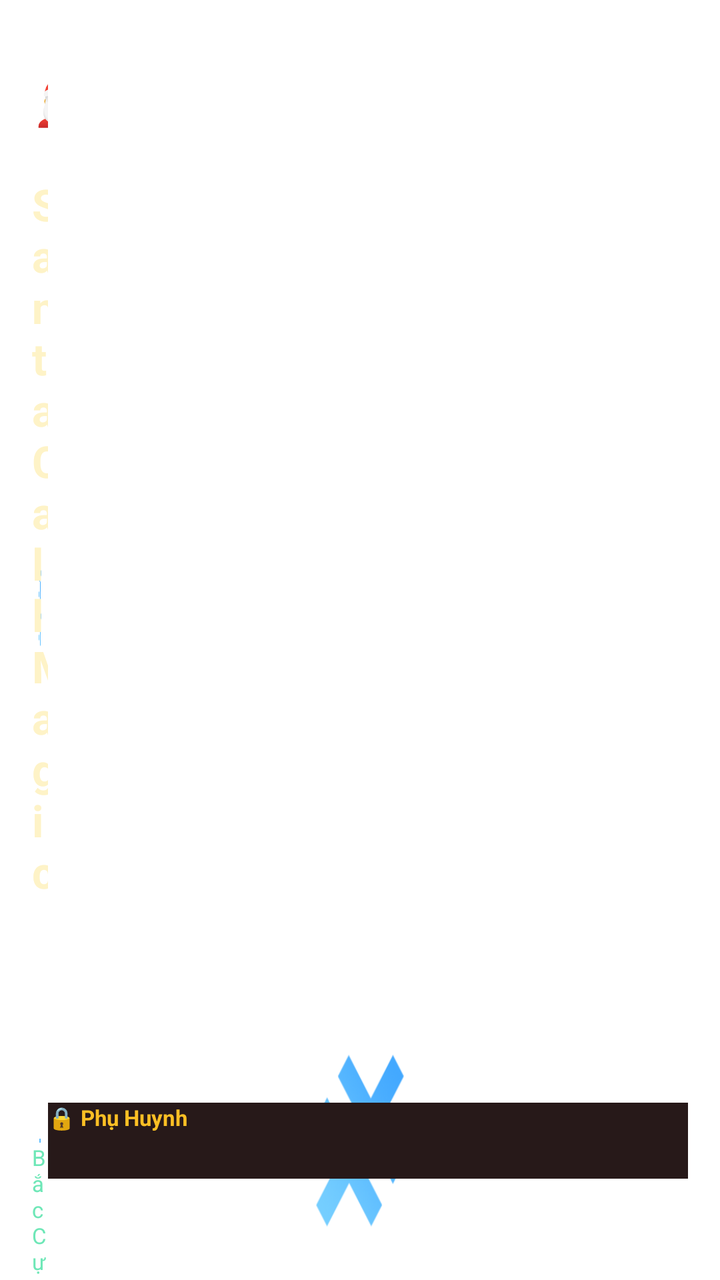
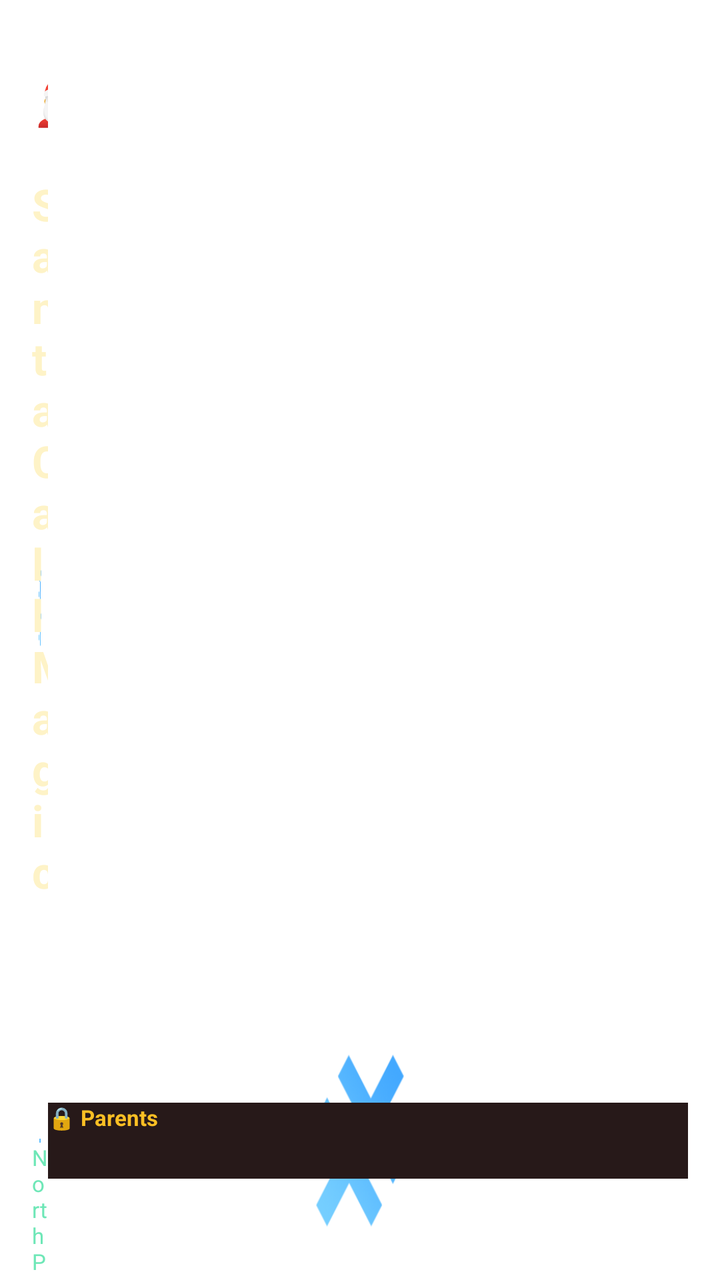

Two renders of the same Android screen: before a commit and after it. Below are the layout's source before the change and the commit's diff.
<!-- AndroidManifest.xml: activity theme AppTheme.NoActionBarLaunch -->
<!-- res/layout/activity_main.xml -->
<?xml version="1.0" encoding="utf-8"?>
<ScrollView xmlns:android="http://schemas.android.com/apk/res/android"
    android:layout_width="match_parent"
    android:layout_height="match_parent"
    android:background="#0A0708"
    android:fillViewport="true">

    <LinearLayout
        android:layout_width="match_parent"
        android:layout_height="wrap_content"
        android:orientation="vertical"
        android:paddingStart="16dp"
        android:paddingEnd="16dp"
        android:paddingTop="36dp"
        android:paddingBottom="40dp">

        
        <LinearLayout
            android:layout_width="match_parent"
            android:layout_height="wrap_content"
            android:orientation="horizontal"
            android:gravity="center_vertical">

            <LinearLayout
                android:layout_width="0dp"
                android:layout_height="wrap_content"
                android:layout_weight="1"
                android:orientation="vertical">

                <TextView
                    android:layout_width="wrap_content"
                    android:layout_height="wrap_content"
                    android:text="🎅 SantaCall Magic"
                    android:textColor="#FEF3C7"
                    android:textSize="22sp"
                    android:textStyle="bold" />

                <TextView
                    android:id="@+id/tvNorthPoleStatus"
                    android:layout_width="wrap_content"
                    android:layout_height="wrap_content"
                    android:layout_marginTop="2dp"
                    android:text="Bắc Cực: -18°C • Tuyết rơi nhẹ"
                    android:textColor="#6EE7B7"
                    android:textSize="11sp" />
            </LinearLayout>

            
            <Button
                android:id="@+id/btnParentSettings"
                android:layout_width="wrap_content"
                android:layout_height="38dp"
                android:backgroundTint="#271919"
                android:text="🔒 Phụ Huynh"
                android:textColor="#FBBF24"
                android:textSize="11sp"
                android:textStyle="bold" />
        </LinearLayout>

        
        <LinearLayout
            android:id="@+id/layoutScheduledBanner"
            android:layout_width="match_parent"
            android:layout_height="wrap_content"
            android:layout_marginTop="12dp"
            android:background="#DC2626"
            android:orientation="horizontal"
            android:gravity="center_vertical"
            android:padding="10dp"
            android:visibility="gone">

            <TextView
                android:id="@+id/tvScheduledCountdown"
                android:layout_width="0dp"
                android:layout_height="wrap_content"
                android:layout_weight="1"
                android:text="🎅 Santa đang chuẩn bị gọi... Chuông sẽ reo sau 10s!"
                android:textColor="#FFFFFF"
                android:textSize="12sp"
                android:textStyle="bold" />

            <Button
                android:id="@+id/btnCancelScheduled"
                android:layout_width="wrap_content"
                android:layout_height="32dp"
                android:backgroundTint="#000000"
                android:text="Hủy"
                android:textColor="#FFFFFF"
                android:textSize="10sp" />
        </LinearLayout>

        
        <LinearLayout
            android:layout_width="match_parent"
            android:layout_height="wrap_content"
            android:layout_marginTop="16dp"
            android:background="#1C1414"
            android:orientation="vertical"
            android:padding="16dp">

            <LinearLayout
                android:layout_width="match_parent"
                android:layout_height="wrap_content"
                android:orientation="horizontal"
                android:gravity="center_vertical">

                <ImageView
                    android:layout_width="56dp"
                    android:layout_height="56dp"
                    android:src="@drawable/splash"
                    android:scaleType="centerCrop" />

                <LinearLayout
                    android:layout_width="0dp"
                    android:layout_height="wrap_content"
                    android:layout_weight="1"
                    android:layout_marginStart="14dp"
                    android:orientation="vertical">

                    <TextView
                        android:id="@+id/tvHeroGreeting"
                        android:layout_width="wrap_content"
                        android:layout_height="wrap_content"
                        android:text="Chào Bé Yêu! 🎅"
                        android:textColor="#FEF3C7"
                        android:textSize="18sp"
                        android:textStyle="bold" />

                    <TextView
                        android:id="@+id/tvHeroSub"
                        android:layout_width="wrap_content"
                        android:layout_height="wrap_content"
                        android:layout_marginTop="2dp"
                        android:text="Ông già Noel đang rất muốn gọi điện cho bé!"
                        android:textColor="#D1D5DB"
                        android:textSize="12sp" />
                </LinearLayout>
            </LinearLayout>

            <TextView
                android:id="@+id/tvNiceListBadge"
                android:layout_width="match_parent"
                android:layout_height="wrap_content"
                android:layout_marginTop="12dp"
                android:background="#064E3B"
                android:padding="8dp"
                android:text="⭐ Tên bé: DANH SÁCH BÉ NGOAN XUẤT SẮC"
                android:textColor="#6EE7B7"
                android:textSize="11sp"
                android:textStyle="bold"
                android:gravity="center" />
        </LinearLayout>

        
        <TextView
            android:layout_width="wrap_content"
            android:layout_height="wrap_content"
            android:layout_marginTop="20dp"
            android:layout_marginBottom="10dp"
            android:text="KẾT NỐI VỚI ÔNG GIÀ NOEL"
            android:textColor="#FBBF24"
            android:textSize="12sp"
            android:textStyle="bold"
            android:letterSpacing="0.05" />

        
        <LinearLayout
            android:layout_width="match_parent"
            android:layout_height="wrap_content"
            android:orientation="horizontal"
            android:weightSum="2"
            android:layout_marginBottom="10dp">

            
            <Button
                android:id="@+id/btnMainVideoCall"
                android:layout_width="0dp"
                android:layout_height="64dp"
                android:layout_weight="1"
                android:layout_marginEnd="6dp"
                android:backgroundTint="#DC2626"
                android:text="📹 Video Call\nFaceTime HD"
                android:textColor="#FFFFFF"
                android:textSize="13sp"
                android:textStyle="bold" />

            
            <Button
                android:id="@+id/btnMainVoiceCall"
                android:layout_width="0dp"
                android:layout_height="64dp"
                android:layout_weight="1"
                android:layout_marginStart="6dp"
                android:backgroundTint="#059669"
                android:text="📞 Gọi Thoại\nGọi - Thưa Đa Lượt"
                android:textColor="#FFFFFF"
                android:textSize="13sp"
                android:textStyle="bold" />
        </LinearLayout>

        <LinearLayout
            android:layout_width="match_parent"
            android:layout_height="wrap_content"
            android:orientation="horizontal"
            android:weightSum="2">

            
            <Button
                android:id="@+id/btnMainVoicemail"
                android:layout_width="0dp"
                android:layout_height="56dp"
                android:layout_weight="1"
                android:layout_marginEnd="6dp"
                android:backgroundTint="#271919"
                android:text="🎙️ Hộp Thư Thoại"
                android:textColor="#FEF3C7"
                android:textSize="12sp"
                android:textStyle="bold" />

            
            <Button
                android:id="@+id/btnMainChat"
                android:layout_width="0dp"
                android:layout_height="56dp"
                android:layout_weight="1"
                android:layout_marginStart="6dp"
                android:backgroundTint="#271919"
                android:text="💬 Nhắn Tin Santa"
                android:textColor="#FEF3C7"
                android:textSize="12sp"
                android:textStyle="bold" />
        </LinearLayout>

        
        <Button
            android:id="@+id/btnMainVideoMessages"
            android:layout_width="match_parent"
            android:layout_height="56dp"
            android:layout_marginTop="10dp"
            android:backgroundTint="#271919"
            android:text="🎬 Video Lời Nhắn Từ Santa (Sinh Nhật, Sổ Ngoan...)"
            android:textColor="#FBBF24"
            android:textSize="12sp"
            android:textStyle="bold" />

        
        <TextView
            android:layout_width="wrap_content"
            android:layout_height="wrap_content"
            android:layout_marginTop="24dp"
            android:layout_marginBottom="8dp"
            android:text="KỊCH BẢN CUỘC GỌI ĐẶC BIỆT"
            android:textColor="#FBBF24"
            android:textSize="12sp"
            android:textStyle="bold"
            android:letterSpacing="0.05" />

        
        <LinearLayout
            android:id="@+id/itemScenarioBirthday"
            android:layout_width="match_parent"
            android:layout_height="wrap_content"
            android:layout_marginBottom="8dp"
            android:background="#1E1919"
            android:orientation="horizontal"
            android:gravity="center_vertical"
            android:padding="14dp">

            <TextView
                android:layout_width="wrap_content"
                android:layout_height="wrap_content"
                android:text="🎂"
                android:textSize="24sp"
                android:layout_marginEnd="12dp" />

            <LinearLayout
                android:layout_width="0dp"
                android:layout_height="wrap_content"
                android:layout_weight="1"
                android:orientation="vertical">

                <TextView
                    android:layout_width="wrap_content"
                    android:layout_height="wrap_content"
                    android:text="Chúc Mừng Sinh Nhật Từ Bắc Cực"
                    android:textColor="#FEF3C7"
                    android:textSize="13sp"
                    android:textStyle="bold" />

                <TextView
                    android:layout_width="wrap_content"
                    android:layout_height="wrap_content"
                    android:text="Santa mở lịch và gửi lời chúc sinh nhật"
                    android:textColor="#9CA3AF"
                    android:textSize="11sp" />
            </LinearLayout>

            <Button
                android:id="@+id/btnTriggerBirthday"
                android:layout_width="wrap_content"
                android:layout_height="36dp"
                android:backgroundTint="#B45309"
                android:text="Gọi ngay"
                android:textColor="#FFFFFF"
                android:textSize="11sp" />
        </LinearLayout>

        
        <LinearLayout
            android:id="@+id/itemScenarioDiscipline"
            android:layout_width="match_parent"
            android:layout_height="wrap_content"
            android:layout_marginBottom="8dp"
            android:background="#1E1919"
            android:orientation="horizontal"
            android:gravity="center_vertical"
            android:padding="14dp">

            <TextView
                android:layout_width="wrap_content"
                android:layout_height="wrap_content"
                android:text="🌟"
                android:textSize="24sp"
                android:layout_marginEnd="12dp" />

            <LinearLayout
                android:layout_width="0dp"
                android:layout_height="wrap_content"
                android:layout_weight="1"
                android:orientation="vertical">

                <TextView
                    android:layout_width="wrap_content"
                    android:layout_height="wrap_content"
                    android:text="Nhắc Nhở Bé Ngoan &amp; Vâng Lời"
                    android:textColor="#FEF3C7"
                    android:textSize="13sp"
                    android:textStyle="bold" />

                <TextView
                    android:layout_width="wrap_content"
                    android:layout_height="wrap_content"
                    android:text="Santa khuyên bảo bé nghe lời bố mẹ để nhận quà"
                    android:textColor="#9CA3AF"
                    android:textSize="11sp" />
            </LinearLayout>

            <Button
                android:id="@+id/btnTriggerDiscipline"
                android:layout_width="wrap_content"
                android:layout_height="36dp"
                android:backgroundTint="#B45309"
                android:text="Gọi ngay"
                android:textColor="#FFFFFF"
                android:textSize="11sp" />
        </LinearLayout>

        
        <TextView
            android:layout_width="wrap_content"
            android:layout_height="wrap_content"
            android:layout_marginTop="20dp"
            android:layout_marginBottom="8dp"
            android:text="HẸN GIỜ ĐỔ CHUÔNG BẤT NGỜ CHO BÉ"
            android:textColor="#FBBF24"
            android:textSize="12sp"
            android:textStyle="bold"
            android:letterSpacing="0.05" />

        <LinearLayout
            android:layout_width="match_parent"
            android:layout_height="wrap_content"
            android:orientation="horizontal"
            android:weightSum="3">

            <Button
                android:id="@+id/btnSchedule10s"
                android:layout_width="0dp"
                android:layout_height="44dp"
                android:layout_weight="1"
                android:layout_marginEnd="4dp"
                android:backgroundTint="#374151"
                android:text="Sau 10 giây"
                android:textColor="#E5E7EB"
                android:textSize="11sp" />

            <Button
                android:id="@+id/btnSchedule30s"
                android:layout_width="0dp"
                android:layout_height="44dp"
                android:layout_weight="1"
                android:layout_marginStart="4dp"
                android:layout_marginEnd="4dp"
                android:backgroundTint="#374151"
                android:text="Sau 30 giây"
                android:textColor="#E5E7EB"
                android:textSize="11sp" />

            <Button
                android:id="@+id/btnSchedule1m"
                android:layout_width="0dp"
                android:layout_height="44dp"
                android:layout_weight="1"
                android:layout_marginStart="4dp"
                android:backgroundTint="#374151"
                android:text="Sau 1 phút"
                android:textColor="#E5E7EB"
                android:textSize="11sp" />
        </LinearLayout>

    </LinearLayout>

</ScrollView>
<!-- resources referenced by this layout -->
<resources>
  <!-- drawable splash: png bitmap (drawable, 4040 bytes) -->
  <style name="AppTheme.NoActionBarLaunch" parent="Theme.SplashScreen">
          <item name="android:background">@drawable/splash</item>
      </style>
</resources>

<!-- the commit's change to res/layout/activity_main.xml (unified diff, before → after) -->
@@ -40,7 +40,7 @@
                     android:layout_width="wrap_content"
                     android:layout_height="wrap_content"
                     android:layout_marginTop="2dp"
-                    android:text="Bắc Cực: -18°C • Tuyết rơi nhẹ"
+                    android:text="North Pole: -18°C • Light Snow ❄️"
                     android:textColor="#6EE7B7"
                     android:textSize="11sp" />
             </LinearLayout>
@@ -51,7 +51,7 @@
                 android:layout_width="wrap_content"
                 android:layout_height="38dp"
                 android:backgroundTint="#271919"
-                android:text="🔒 Phụ Huynh"
+                android:text="🔒 Parents"
                 android:textColor="#FBBF24"
                 android:textSize="11sp"
                 android:textStyle="bold" />
@@ -74,7 +74,7 @@
                 android:layout_width="0dp"
                 android:layout_height="wrap_content"
                 android:layout_weight="1"
-                android:text="🎅 Santa đang chuẩn bị gọi... Chuông sẽ reo sau 10s!"
+                android:text="🎅 Santa is preparing to call... Rings in 10s!"
                 android:textColor="#FFFFFF"
                 android:textSize="12sp"
                 android:textStyle="bold" />
@@ -84,7 +84,7 @@
                 android:layout_width="wrap_content"
                 android:layout_height="32dp"
                 android:backgroundTint="#000000"
-                android:text="Hủy"
+                android:text="Cancel"
                 android:textColor="#FFFFFF"
                 android:textSize="10sp" />
         </LinearLayout>
@@ -121,7 +121,7 @@
                         android:id="@+id/tvHeroGreeting"
                         android:layout_width="wrap_content"
                         android:layout_height="wrap_content"
-                        android:text="Chào Bé Yêu! 🎅"
+                        android:text="Hello Little Star! 🎅"
                         android:textColor="#FEF3C7"
                         android:textSize="18sp"
                         android:textStyle="bold" />
@@ -131,7 +131,7 @@
                         android:layout_width="wrap_content"
                         android:layout_height="wrap_content"
                         android:layout_marginTop="2dp"
-                        android:text="Ông già Noel đang rất muốn gọi điện cho bé!"
+                        android:text="Santa is eager to speak with you from the North Pole!"
                         android:textColor="#D1D5DB"
                         android:textSize="12sp" />
                 </LinearLayout>
@@ -144,7 +144,7 @@
                 android:layout_marginTop="12dp"
                 android:background="#064E3B"
                 android:padding="8dp"
-                android:text="⭐ Tên bé: DANH SÁCH BÉ NGOAN XUẤT SẮC"
+                android:text="⭐ CHILD STATUS: OFFICIAL NICE LIST"
                 android:textColor="#6EE7B7"
                 android:textSize="11sp"
                 android:textStyle="bold"
@@ -157,7 +157,7 @@
             android:layout_height="wrap_content"
             android:layout_marginTop="20dp"
             android:layout_marginBottom="10dp"
-            android:text="KẾT NỐI VỚI ÔNG GIÀ NOEL"
+            android:text="CONNECT WITH SANTA CLAUS"
             android:textColor="#FBBF24"
             android:textSize="12sp"
             android:textStyle="bold"
@@ -192,7 +192,7 @@
                 android:layout_weight="1"
                 android:layout_marginStart="6dp"
                 android:backgroundTint="#059669"
-                android:text="📞 Gọi Thoại\nGọi - Thưa Đa Lượt"
+                android:text="📞 Voice Call\n4-Turn Interactive"
                 android:textColor="#FFFFFF"
                 android:textSize="13sp"
                 android:textStyle="bold" />
@@ -212,7 +212,7 @@
                 android:layout_weight="1"
                 android:layout_marginEnd="6dp"
                 android:backgroundTint="#271919"
-                android:text="🎙️ Hộp Thư Thoại"
+                android:text="🎙️ Voicemail"
                 android:textColor="#FEF3C7"
                 android:textSize="12sp"
                 android:textStyle="bold" />
@@ -225,7 +225,7 @@
                 android:layout_weight="1"
                 android:layout_marginStart="6dp"
                 android:backgroundTint="#271919"
-                android:text="💬 Nhắn Tin Santa"
+                android:text="💬 Chat with Santa"
                 android:textColor="#FEF3C7"
                 android:textSize="12sp"
                 android:textStyle="bold" />
@@ -238,7 +238,7 @@
             android:layout_height="56dp"
             android:layout_marginTop="10dp"
             android:backgroundTint="#271919"
-            android:text="🎬 Video Lời Nhắn Từ Santa (Sinh Nhật, Sổ Ngoan...)"
+            android:text="🎬 Video Messages from Santa (Birthday, Nice List...)"
             android:textColor="#FBBF24"
             android:textSize="12sp"
             android:textStyle="bold" />
@@ -249,7 +249,7 @@
             android:layout_height="wrap_content"
             android:layout_marginTop="24dp"
             android:layout_marginBottom="8dp"
-            android:text="KỊCH BẢN CUỘC GỌI ĐẶC BIỆT"
+            android:text="SPECIAL CALL SCENARIOS"
             android:textColor="#FBBF24"
             android:textSize="12sp"
             android:textStyle="bold"
@@ -282,7 +282,7 @@
                 <TextView
                     android:layout_width="wrap_content"
                     android:layout_height="wrap_content"
-                    android:text="Chúc Mừng Sinh Nhật Từ Bắc Cực"
+                    android:text="Happy Birthday from North Pole"
                     android:textColor="#FEF3C7"
                     android:textSize="13sp"
                     android:textStyle="bold" />
@@ -290,7 +290,7 @@
                 <TextView
                     android:layout_width="wrap_content"
                     android:layout_height="wrap_content"
-                    android:text="Santa mở lịch và gửi lời chúc sinh nhật"
+                    android:text="Santa opens his calendar with birthday wishes"
                     android:textColor="#9CA3AF"
                     android:textSize="11sp" />
             </LinearLayout>
@@ -300,7 +300,7 @@
                 android:layout_width="wrap_content"
                 android:layout_height="36dp"
                 android:backgroundTint="#B45309"
-                android:text="Gọi ngay"
+                android:text="Call Now"
                 android:textColor="#FFFFFF"
                 android:textSize="11sp" />
         </LinearLayout>
@@ -332,7 +332,7 @@
                 <TextView
                     android:layout_width="wrap_content"
                     android:layout_height="wrap_content"
-                    android:text="Nhắc Nhở Bé Ngoan &amp; Vâng Lời"
+                    android:text="Good Behavior &amp; Listening"
                     android:textColor="#FEF3C7"
                     android:textSize="13sp"
                     android:textStyle="bold" />
@@ -340,7 +340,7 @@
                 <TextView
                     android:layout_width="wrap_content"
                     android:layout_height="wrap_content"
-                    android:text="Santa khuyên bảo bé nghe lời bố mẹ để nhận quà"
+                    android:text="Santa encourages good habits to earn gifts"
                     android:textColor="#9CA3AF"
                     android:textSize="11sp" />
             </LinearLayout>
@@ -350,7 +350,7 @@
                 android:layout_width="wrap_content"
                 android:layout_height="36dp"
                 android:backgroundTint="#B45309"
-                android:text="Gọi ngay"
+                android:text="Call Now"
                 android:textColor="#FFFFFF"
                 android:textSize="11sp" />
         </LinearLayout>
@@ -361,7 +361,7 @@
             android:layout_height="wrap_content"
             android:layout_marginTop="20dp"
             android:layout_marginBottom="8dp"
-            android:text="HẸN GIỜ ĐỔ CHUÔNG BẤT NGỜ CHO BÉ"
+            android:text="SCHEDULE A SURPRISE CALL"
             android:textColor="#FBBF24"
             android:textSize="12sp"
             android:textStyle="bold"
@@ -380,7 +380,7 @@
                 android:layout_weight="1"
                 android:layout_marginEnd="4dp"
                 android:backgroundTint="#374151"
-                android:text="Sau 10 giây"
+                android:text="In 10 sec"
                 android:textColor="#E5E7EB"
                 android:textSize="11sp" />
 
@@ -392,7 +392,7 @@
                 android:layout_marginStart="4dp"
                 android:layout_marginEnd="4dp"
                 android:backgroundTint="#374151"
-                android:text="Sau 30 giây"
+                android:text="In 30 sec"
                 android:textColor="#E5E7EB"
                 android:textSize="11sp" />
 
@@ -403,7 +403,7 @@
                 android:layout_weight="1"
                 android:layout_marginStart="4dp"
                 android:backgroundTint="#374151"
-                android:text="Sau 1 phút"
+                android:text="In 1 min"
                 android:textColor="#E5E7EB"
                 android:textSize="11sp" />
         </LinearLayout>
